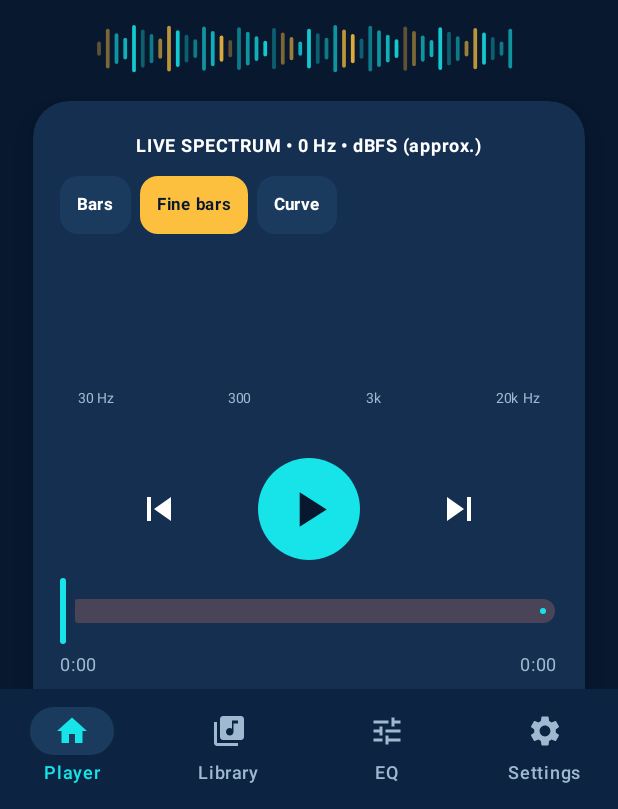
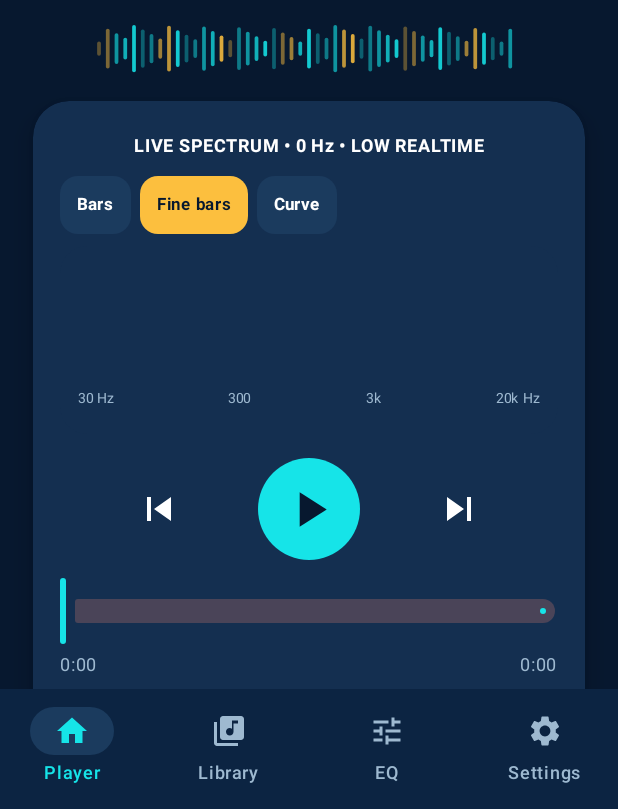
Before and after one commit to b-r-a-v-e-o-n-e/BraveAudioPlayer, an Android app built with Jetpack Compose: the screen it shows after launch (MainActivity), on a phone screen of 412 x 824 dp, the part 427-1236 px from its top. Run offline under Robolectric (Android 15) with nearby library versions, the phone set to English and light mode, and no system bars; our stand-ins replace Room's generated code; 1 statement that could not run was skipped.

Commit message:
Add files via upload

```diff
--- a/app/build.gradle.kts
+++ b/app/build.gradle.kts
@@ -13,8 +13,8 @@ android {
         applicationId = "org.widelogic.braveaudio"
         minSdk = 26
         targetSdk = 36
-        versionCode = 14
-        versionName = "1.4.1"
+        versionCode = 15
+        versionName = "1.4.2"
     }
 
     buildFeatures {
--- a/app/src/main/java/org/widelogic/braveaudio/MainActivity.kt
+++ b/app/src/main/java/org/widelogic/braveaudio/MainActivity.kt
@@ -65,6 +65,8 @@ import org.widelogic.braveaudio.data.TrackEntity
 import org.widelogic.braveaudio.data.EqPresetStore
 import org.widelogic.braveaudio.playback.AudioEffects
 import org.widelogic.braveaudio.playback.AudioVisualizer
+import org.widelogic.braveaudio.playback.VisualizationQuality
+import org.widelogic.braveaudio.playback.VisualizationPreferences
 import org.widelogic.braveaudio.playback.PlaybackHolder
 import org.widelogic.braveaudio.playback.PlaybackService
 
@@ -109,6 +111,7 @@ class MainActivity : ComponentActivity() {
 
     override fun onCreate(savedInstanceState: Bundle?) {
         super.onCreate(savedInstanceState)
+        VisualizationPreferences.load(this)
         PlaybackHolder.init(this)
         if (intent?.action == Intent.ACTION_VIEW) intent.data?.let(vm::addSingle)
         setContent {
@@ -938,6 +941,7 @@ private fun LiveSpectrumSection(palette: ThemePalette) {
     val context = LocalContext.current
     val player = remember { PlaybackHolder.player }
     val viz = remember(player) { AudioVisualizer(player) }
+    val quality by VisualizationPreferences.quality.collectAsStateWithLifecycle()
     val fft by viz.fft.collectAsStateWithLifecycle()
     val sampleRate by viz.sampleRate.collectAsStateWithLifecycle()
     var spectrumMode by remember { mutableStateOf(SpectrumMode.FINE_BARS) }
@@ -946,30 +950,37 @@ private fun LiveSpectrumSection(palette: ThemePalette) {
     }
     val permissionLauncher = rememberLauncherForActivityResult(ActivityResultContracts.RequestPermission()) { granted ->
         permissionGranted = granted
-        if (granted && player.isPlaying) viz.start()
     }
-    DisposableEffect(viz, permissionGranted) {
-        if (permissionGranted && player.isPlaying) viz.start()
+    DisposableEffect(viz) {
         onDispose { viz.stop() }
     }
-    var session by remember { mutableIntStateOf(player.audioSessionId) }
-    LaunchedEffect(player, permissionGranted) {
-        if (permissionGranted) {
-            while (true) {
-                val currentSession = player.audioSessionId
-                if (session != currentSession) {
-                    session = currentSession
-                    if (player.isPlaying) viz.start() else viz.stop()
-                } else if (player.isPlaying) {
-                    viz.start()
-                } else {
-                    viz.stop()
+    // Do not destroy/recreate the native Visualizer every 900 ms on pause.
+    // Capture only when playing; resume immediately when the session/quality changes.
+    LaunchedEffect(player, viz, permissionGranted, quality) {
+        if (!permissionGranted) {
+            viz.stop()
+            return@LaunchedEffect
+        }
+        var capturing = false
+        var lastSession = -1
+        while (true) {
+            val playing = player.isPlaying
+            val session = player.audioSessionId
+            if (playing && session > 0) {
+                if (!capturing || lastSession != session) {
+                    viz.start(quality)
+                    capturing = true
+                    lastSession = session
                 }
-                delay(900)
+            } else if (capturing) {
+                viz.stop()
+                capturing = false
+                lastSession = -1
             }
+            delay(160)
         }
     }
-    Text("LIVE SPECTRUM • ${sampleRate} Hz • dBFS (approx.)", color = palette.text, fontWeight = FontWeight.Bold, fontSize = 12.sp)
+    Text("LIVE SPECTRUM • ${sampleRate} Hz • ${if (quality == VisualizationQuality.LOW_REALTIME) "LOW REALTIME" else "HIGH FIDELITY"}", color = palette.text, fontWeight = FontWeight.Bold, fontSize = 12.sp)
     Spacer(Modifier.height(8.dp))
     Row(Modifier.fillMaxWidth().horizontalScroll(rememberScrollState()), horizontalArrangement = Arrangement.spacedBy(6.dp)) {
         listOf(SpectrumMode.BARS to "Bars", SpectrumMode.FINE_BARS to "Fine bars", SpectrumMode.CURVE to "Curve").forEach { (mode, label) ->
@@ -985,7 +996,7 @@ private fun LiveSpectrumSection(palette: ThemePalette) {
         }
     }
     Spacer(Modifier.height(8.dp))
-    SpectrumCard(fft = fft, mode = spectrumMode, palette = palette)
+    SpectrumCard(fft = fft, mode = spectrumMode, palette = palette, quality = quality)
     if (!permissionGranted) {
         TextButton(onClick = { permissionLauncher.launch(Manifest.permission.RECORD_AUDIO) }) {
             Text("Enable live spectrum")
@@ -994,8 +1005,15 @@ private fun LiveSpectrumSection(palette: ThemePalette) {
 }
 
 @Composable
-private fun SpectrumCard(fft: FloatArray, mode: SpectrumMode, palette: ThemePalette) {
-    val count = if (mode == SpectrumMode.BARS) 32 else 96
+private fun SpectrumCard(fft: FloatArray, mode: SpectrumMode, palette: ThemePalette, quality: VisualizationQuality) {
+    // For the low-resource profile, show no more bars than captured FFT bands.
+    // Fine bars in High Fidelity show all 96 measured logarithmic bins.
+    val count = when {
+        quality == VisualizationQuality.LOW_REALTIME && mode == SpectrumMode.BARS -> 16
+        quality == VisualizationQuality.LOW_REALTIME -> 32
+        mode == SpectrumMode.BARS -> 32
+        else -> 96
+    }
     val dbValues = remember(fft, count) { SpectrumDisplay.reduce(fft, count) }
     Box(
         Modifier.fillMaxWidth().height(if (mode == SpectrumMode.CURVE) 175.dp else 125.dp)
@@ -1005,35 +1023,51 @@ private fun SpectrumCard(fft: FloatArray, mode: SpectrumMode, palette: ThemePale
             val baseline = size.height - 18.dp.toPx()
             val top = 8.dp.toPx()
             val height = baseline - top
+            // Six continuous colors by absolute dBFS level; a short bar only
+            // reaches lower hues. The color transition is never a hard edge.
+            val spectrumBrush = Brush.verticalGradient(
+                colors = listOf(
+                    Color(0xFFFF4D93), // peak: magenta
+                    Color(0xFFFF7641), // orange
+                    Color(0xFFFCBF3E), // yellow
+                    Color(0xFF8CDC65), // lime
+                    Color(0xFF18D6C1), // turquoise
+                    Color(0xFF247BCB)  // floor: blue
+                ),
+                startY = top,
+                endY = baseline
+            )
             if (mode == SpectrumMode.CURVE) {
                 for (line in 0..4) {
                     val y = top + height * line / 4f
-                    drawLine(palette.secondaryText.copy(alpha = .16f), Offset(0f,y), Offset(size.width,y), 1.dp.toPx())
+                    drawLine(palette.secondaryText.copy(alpha = .16f), Offset(0f, y), Offset(size.width, y), 1.dp.toPx())
                 }
-                // All points are real measured log-frequency FFT bins: no random data / second synthetic curve.
                 val path = Path()
                 dbValues.forEachIndexed { i, db ->
                     val x = i * size.width / (dbValues.size - 1).coerceAtLeast(1)
-                    val y = baseline - ((db + 96f) / 96f).coerceIn(0f,1f) * height
-                    if (i == 0) path.moveTo(x,y) else path.lineTo(x,y)
+                    val y = baseline - ((db + 96f) / 96f).coerceIn(0f, 1f) * height
+                    if (i == 0) path.moveTo(x, y) else path.lineTo(x, y)
                 }
-                drawPath(path, palette.accent.copy(alpha=.22f), style=Stroke(5.dp.toPx(), cap=StrokeCap.Round))
-                drawPath(path, palette.positive, style=Stroke(2.dp.toPx(), cap=StrokeCap.Round))
+                drawPath(path, brush = spectrumBrush, style = Stroke(width = 2.5.dp.toPx(), cap = StrokeCap.Round))
             } else {
                 val columnWidth = size.width / count
                 dbValues.forEachIndexed { i, db ->
-                    val h = ((db + 96f)/96f).coerceIn(0f,1f) * height
+                    val h = ((db + 96f) / 96f).coerceIn(0f, 1f) * height
                     if (h <= 0) return@forEachIndexed
-                    val x = (i+.5f)*columnWidth
-                    val width = columnWidth * if (mode == SpectrumMode.FINE_BARS) .55f else .72f
-                    val lowHeight = min(h, height*.65f)
-                    drawLine(palette.accent, Offset(x,baseline), Offset(x,baseline-lowHeight), width, cap=StrokeCap.Round)
-                    if (h > lowHeight) drawLine(palette.positive, Offset(x,baseline-lowHeight), Offset(x,baseline-h), width, cap=StrokeCap.Round)
+                    val x = (i + .5f) * columnWidth
+                    val width = (columnWidth * if (mode == SpectrumMode.FINE_BARS) .58f else .74f).coerceAtLeast(1.dp.toPx())
+                    drawLine(
+                        brush = spectrumBrush,
+                        start = Offset(x, baseline),
+                        end = Offset(x, baseline - h),
+                        strokeWidth = width,
+                        cap = StrokeCap.Round
+                    )
                 }
             }
         }
-        Row(Modifier.fillMaxWidth().align(Alignment.BottomCenter), horizontalArrangement=Arrangement.SpaceBetween) {
-            listOf("30 Hz", "300", "3k", "20k Hz").forEach { Text(it, color=palette.secondaryText, fontSize=9.sp) }
+        Row(Modifier.fillMaxWidth().align(Alignment.BottomCenter), horizontalArrangement = Arrangement.SpaceBetween) {
+            listOf("30 Hz", "300", "3k", "20k Hz").forEach { Text(it, color = palette.secondaryText, fontSize = 9.sp) }
         }
     }
 }
@@ -1106,6 +1140,26 @@ private fun SettingsScreen(
     ) {
         Text("APPEARANCE", color = palette.secondaryText, fontSize = 12.sp, fontWeight = FontWeight.Bold)
         SettingsRow("Color theme", "${palette.label} — tap to change", Icons.Default.Palette, palette, onSelectTheme)
+        Spacer(Modifier.height(5.dp))
+        Text("VISUALIZATION PERFORMANCE", color = palette.secondaryText, fontSize = 12.sp, fontWeight = FontWeight.Bold)
+        val visualizationQuality by VisualizationPreferences.quality.collectAsStateWithLifecycle()
+        Column(Modifier.fillMaxWidth().clip(RoundedCornerShape(18.dp)).background(palette.surface).padding(14.dp)) {
+            Text("FFT analyzer quality", color = palette.text, fontWeight = FontWeight.SemiBold)
+            Spacer(Modifier.height(5.dp))
+            VisualizationQuality.entries.forEach { option ->
+                Row(
+                    modifier = Modifier.fillMaxWidth().clickable { VisualizationPreferences.select(context, option) }.padding(vertical = 5.dp),
+                    verticalAlignment = Alignment.CenterVertically
+                ) {
+                    RadioButton(selected = visualizationQuality == option, onClick = { VisualizationPreferences.select(context, option) })
+                    Column(Modifier.weight(1f).padding(start = 6.dp)) {
+                        Text(option.title, color = palette.text)
+                        Text(option.description, color = palette.secondaryText, fontSize = 11.sp)
+                    }
+                }
+            }
+            Text("Low Realtime prioritizes responsiveness and battery life; High Fidelity prioritizes frequency detail.", color = palette.secondaryText, fontSize = 11.sp)
+        }
         Spacer(Modifier.height(5.dp))
         Text("SLEEP TIMER", color = palette.secondaryText, fontSize = 12.sp, fontWeight = FontWeight.Bold)
         Column(Modifier.fillMaxWidth().clip(RoundedCornerShape(18.dp)).background(palette.surface).padding(15.dp)) {
--- a/app/src/main/java/org/widelogic/braveaudio/playback/Playback.kt
+++ b/app/src/main/java/org/widelogic/braveaudio/playback/Playback.kt
@@ -229,40 +229,86 @@ class EqualizerController(private val player: ExoPlayer) {
     }
 }
 
+/** Explicit, persisted capture profiles. Low uses fewer FFT samples/bands and quicker updates.
+ * High favors frequency resolution. Neither profile synthesizes spectral content.
+ */
+enum class VisualizationQuality(val title: String, val description: String, val bandCount: Int) {
+    LOW_REALTIME("Low Realtime", "Responsive 256-point FFT • 32 bands • reduced CPU", 32),
+    HIGH_FIDELITY("High Fidelity", "High-resolution FFT • 96 bands • higher CPU", 96)
+}
+
+object VisualizationPreferences {
+    private const val FILE = "brave_visualization"
+    private const val KEY = "quality"
+    private val _quality = MutableStateFlow(VisualizationQuality.LOW_REALTIME)
+    val quality: StateFlow<VisualizationQuality> = _quality
+    private var loaded = false
+
+    fun load(context: Context) {
+        if (loaded) return
+        val stored = context.applicationContext.getSharedPreferences(FILE, Context.MODE_PRIVATE)
+            .getString(KEY, VisualizationQuality.LOW_REALTIME.name)
+        _quality.value = VisualizationQuality.entries.firstOrNull { it.name == stored }
+            ?: VisualizationQuality.LOW_REALTIME
+        loaded = true
+    }
+
+    fun select(context: Context, newValue: VisualizationQuality) {
+        load(context)
+        _quality.value = newValue
+        context.applicationContext.getSharedPreferences(FILE, Context.MODE_PRIVATE)
+            .edit().putString(KEY, newValue.name).apply()
+    }
+}
+
 /** FFT is captured from ExoPlayer's audio session, not simulated animation data.
- * Each output cell is a logarithmically-spaced band peak in approximate dBFS.
+ * SpectrumMath returns approximate dBFS in logarithmic frequency bands.
+ * Android Visualizer's capture rate is specified in millihertz, not hertz.
  */
 class AudioVisualizer(private val player: ExoPlayer) {
     private var visualizer: Visualizer? = null
     private var connectedSession = -1
-    private val _fft = MutableStateFlow(FloatArray(96) { -96f })
+    private var currentQuality: VisualizationQuality? = null
+    private val _fft = MutableStateFlow(FloatArray(32) { -96f })
     val fft: StateFlow<FloatArray> = _fft
     private val _sampleRate = MutableStateFlow(0)
     val sampleRate: StateFlow<Int> = _sampleRate
 
-    fun start() {
+    fun start(quality: VisualizationQuality = VisualizationQuality.LOW_REALTIME) {
         val session = player.audioSessionId
         if (session == C.AUDIO_SESSION_ID_UNSET || session <= 0) return
-        if (visualizer != null && session == connectedSession) return
+        if (visualizer != null && session == connectedSession && quality == currentQuality) return
         stop()
+        _fft.value = FloatArray(quality.bandCount) { -96f }
         visualizer = runCatching {
             Visualizer(session).apply {
                 val bounds = Visualizer.getCaptureSizeRange()
-                captureSize = bounds[1] // best available frequency resolution
+                val requested = if (quality == VisualizationQuality.LOW_REALTIME) 256 else bounds[1]
+                // Capture size must be a supported power of two.
+                captureSize = requested.coerceIn(bounds[0], bounds[1])
+                val rate = if (quality == VisualizationQuality.LOW_REALTIME) {
+                    Visualizer.getMaxCaptureRate() // strongest responsiveness
+                } else {
+                    (Visualizer.getMaxCaptureRate() * 3 / 4).coerceAtLeast(1000)
+                }
                 setDataCaptureListener(object : Visualizer.OnDataCaptureListener {
                     override fun onWaveFormDataCapture(v: Visualizer?, waveform: ByteArray?, samplingRate: Int) = Unit
                     override fun onFftDataCapture(v: Visualizer?, fft: ByteArray?, samplingRate: Int) {
                         if (fft == null || fft.size < 8) return
-                        val sampleHz = samplingRate / 1000f  // Android returns milliHz
-                        if (sampleHz <= 0) return
+                        // No allocation for duplicate/larger bands in low-resource mode.
+                        val sampleHz = samplingRate / 1000f
+                        if (sampleHz <= 0f) return
                         _sampleRate.value = sampleHz.toInt()
-                        _fft.value = SpectrumMath.logBands(fft, sampleHz, 96)
+                        _fft.value = SpectrumMath.logBands(fft, sampleHz, quality.bandCount)
                     }
-                }, (Visualizer.getMaxCaptureRate() / 4).coerceAtLeast(1000), false, true)
+                }, rate, false, true)
                 enabled = true
             }
         }.onFailure { Log.w("BraveAudio", "Visualizer unavailable", it) }.getOrNull()
-        if (visualizer != null) connectedSession = session
+        if (visualizer != null) {
+            connectedSession = session
+            currentQuality = quality
+        }
     }
 
     fun stop() {
@@ -270,7 +316,9 @@ class AudioVisualizer(private val player: ExoPlayer) {
         runCatching { visualizer?.release() }
         visualizer = null
         connectedSession = -1
-        _fft.value = FloatArray(96) { -96f }
+        currentQuality = null
+        // Preserve the last captured frame until the next start; the UI can
+        // explicitly show an idle state without producing artificial animation.
     }
 }
 
--- a/app/src/main/java/org/widelogic/braveaudio/playback/PlaybackService.kt
+++ b/app/src/main/java/org/widelogic/braveaudio/playback/PlaybackService.kt
@@ -73,7 +73,9 @@ class PlaybackService : MediaSessionService() {
         timerTask = null
         session?.release()
         session = null
-        AudioEffects.release()
+        // Effects are process/player-scoped, just like PlaybackHolder.player.
+        // Releasing LoudnessEnhancer while keeping ExoPlayer alive caused the
+        // boost to disappear when Android recycled only MediaSessionService.
         // Do not release the process-wide player here: an Activity may still hold
         // its instance if Android recycles only the Service. The OS reclaims it
         // when the application process terminates.
```
Also changed, not shown: 1 other file.
